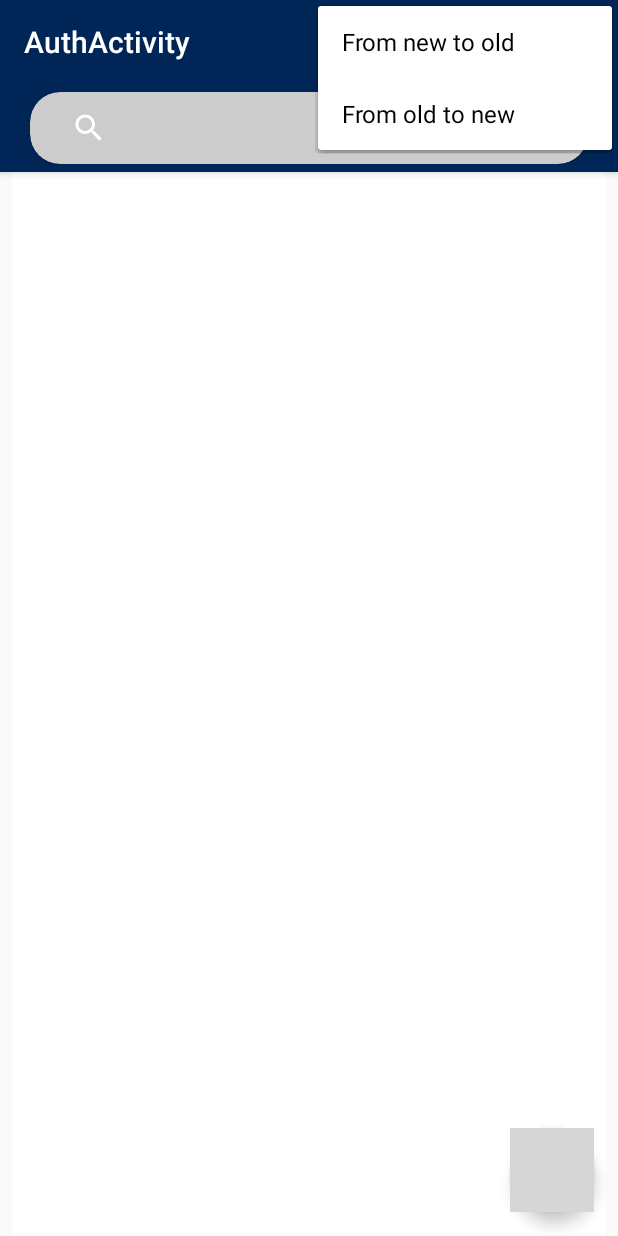
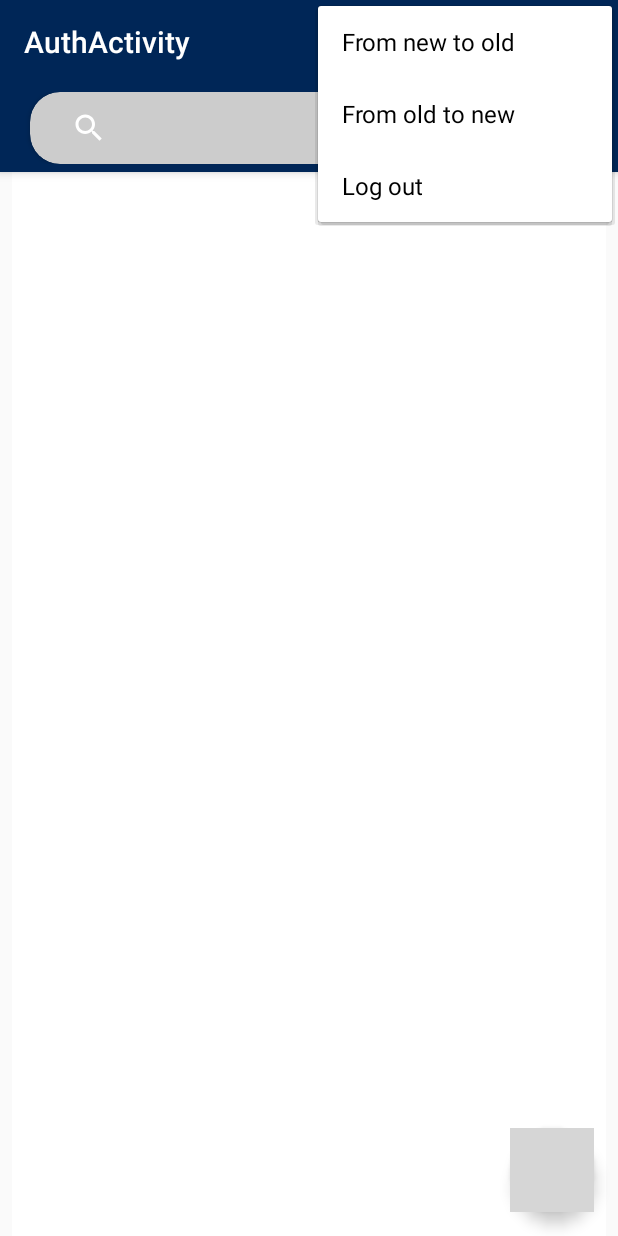
Before and after one commit to BORIS-AGE/Notes, an Android app: the MainActivity screen opened directly, with no data from a screen before it, with the options menu open, on a phone screen of 412 x 824 dp. Run offline under Robolectric (Android 15) with nearby library versions, the phone set to English and light mode, and no system bars; our stand-ins replace RxJava; grey boxes are pictures that could not be loaded.

Commit message:
all working_2

```diff
--- a/app/src/main/java/com/example/boris/notes/auth/AuthActivity.java
+++ b/app/src/main/java/com/example/boris/notes/auth/AuthActivity.java
@@ -21,6 +21,9 @@ public class AuthActivity extends AppCompatActivity implements AuthView {
         super.onCreate(savedInstanceState);
         setContentView(R.layout.activity_auth);
         presenter = new AuthPresenter(this, getApplicationContext());
+        if (!getSharedPreferences(Constants.PREFERENCES_KEY, MODE_PRIVATE).getString(Constants.USER_ID, "").equals("")){
+            openMainActivity();
+        }
 
         findViewById(R.id.submitButton).setOnClickListener((view) -> {
             presenter.saveValue();
@@ -78,6 +81,7 @@ public class AuthActivity extends AppCompatActivity implements AuthView {
     @Override
     public void openMainActivity() {
         startActivity(new Intent(this, MainActivity.class));
+        finish();
     }
 
 }
--- a/app/src/main/res/menu/selection_of_order.xml
+++ b/app/src/main/res/menu/selection_of_order.xml
@@ -4,11 +4,16 @@
     tools:context="com.example.boris.notes.MainActivity">
     <item
         android:id="@+id/action_menu_from_new"
-        android:title="From new to old"
+        android:title="@string/from_new_to_old"
         app:showAsAction="never" />
 
     <item
         android:id="@+id/action_menu_from_old"
-        android:title="From old to new"
+        android:title="@string/from_old_to_new"
+        app:showAsAction="never" />
+
+    <item
+        android:id="@+id/log_out"
+        android:title="@string/log_out"
         app:showAsAction="never" />
 </menu>
--- a/app/src/main/res/values/strings.xml
+++ b/app/src/main/res/values/strings.xml
@@ -12,4 +12,7 @@
     <string name="email">Email</string>
     <string name="password">Password</string>
     <string name="submit">Submit</string>
+    <string name="log_out">Log out</string>
+    <string name="from_old_to_new">From old to new</string>
+    <string name="from_new_to_old">From new to old</string>
 </resources>
```
Also changed, not shown: app/src/main/java/com/example/boris/notes/MainActivity.java (+12 -0 lines).
